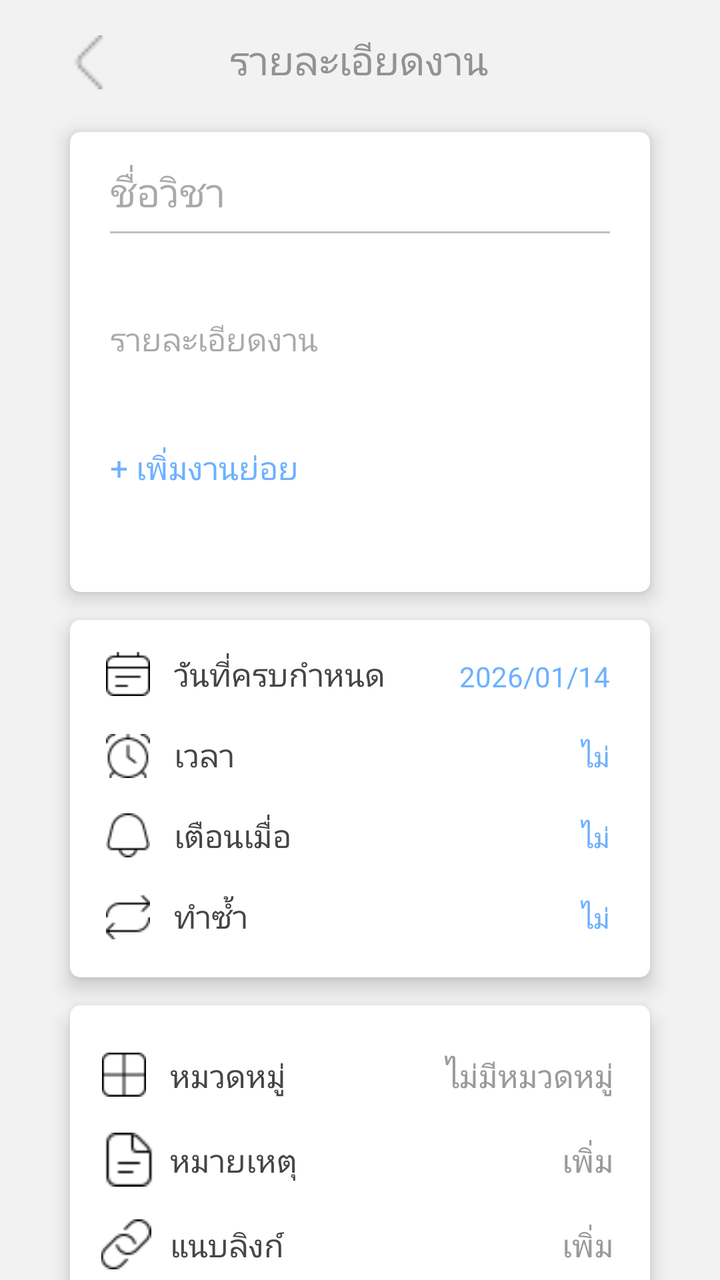
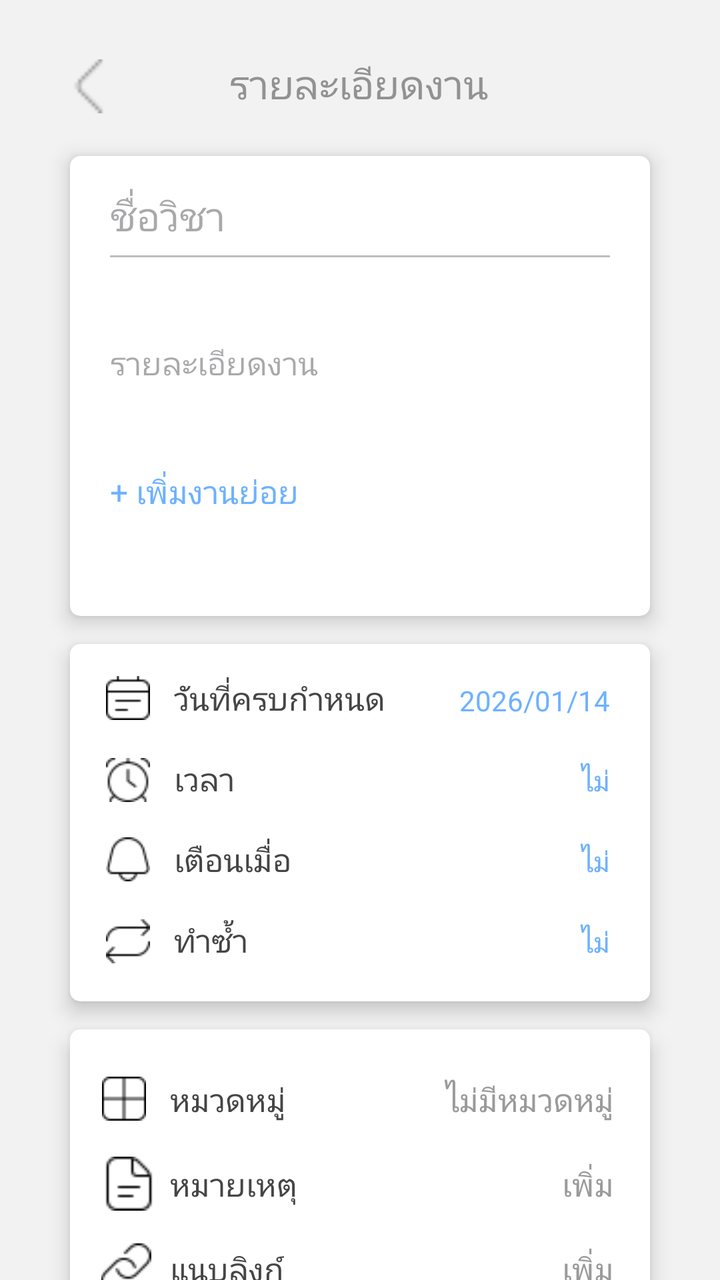

Two renders of the same Android screen: before a commit and after it. Below are the layout's source before the change and the commit's diff.
<!-- AndroidManifest.xml: application theme Theme.Project -->
<!-- res/layout/activity_task_detail.xml -->
<?xml version="1.0" encoding="utf-8"?>
<androidx.constraintlayout.widget.ConstraintLayout xmlns:android="http://schemas.android.com/apk/res/android"
    xmlns:app="http://schemas.android.com/apk/res-auto"
    xmlns:tools="http://schemas.android.com/tools"
    android:id="@+id/main"
    android:layout_width="match_parent"
    android:layout_height="match_parent"
    android:background="#F2F2F2">

    

    

    <ImageView
        android:id="@+id/debtnBack"
        android:layout_width="27dp"
        android:layout_height="30dp"
        android:layout_marginTop="16dp"
        android:src="@drawable/ic_back"
        app:layout_constraintEnd_toEndOf="parent"
        app:layout_constraintHorizontal_bias="0.092"
        app:layout_constraintStart_toStartOf="parent"
        app:layout_constraintTop_toTopOf="parent" />

    
    <TextView
        android:id="@+id/detitle"
        android:layout_width="wrap_content"
        android:layout_height="wrap_content"
        android:text="รายละเอียดงาน"
        android:textColor="#929292"
        android:textSize="20sp"
        app:layout_constraintBottom_toBottomOf="parent"
        app:layout_constraintEnd_toEndOf="parent"
        app:layout_constraintHorizontal_bias="0.498"
        app:layout_constraintStart_toStartOf="parent"
        app:layout_constraintTop_toTopOf="@id/debtnBack"
        app:layout_constraintVertical_bias="0.0" />

    <androidx.cardview.widget.CardView
        android:id="@+id/decard1"
        android:layout_width="0dp"
        android:layout_height="230dp"
        android:layout_marginStart="35dp"
        android:layout_marginTop="20dp"
        android:layout_marginEnd="35dp"
        app:cardBackgroundColor="#FFFFFF"
        app:cardCornerRadius="5dp"
        app:cardElevation="6dp"
        app:layout_constraintEnd_toEndOf="parent"
        app:layout_constraintStart_toStartOf="parent"
        app:layout_constraintTop_toBottomOf="@id/debtnBack">

        
        <LinearLayout
            android:layout_width="match_parent"
            android:layout_height="match_parent"
            android:orientation="vertical"
            android:paddingStart="20dp"
            android:paddingTop="16dp"
            android:paddingEnd="20dp">

            
            <EditText
                android:id="@+id/deaddProjName"
                android:layout_width="match_parent"
                android:layout_height="wrap_content"
                android:background="@android:color/transparent"
                android:hint="ชื่อวิชา"
                android:textColor="#454545"
                android:textSize="20sp" />

            
            <View
                android:layout_width="match_parent"
                android:layout_height="1dp"
                android:layout_marginTop="6dp"
                android:background="#BEBEBE" />

            
            <EditText
                android:id="@+id/deaddProjDetail"
                android:layout_width="match_parent"
                android:layout_height="wrap_content"
                android:layout_marginTop="8dp"
                android:background="@android:color/transparent"
                android:hint="รายละเอียดงาน"
                android:minHeight="90dp"
                android:textColor="#9A9A9A"
                android:textSize="16sp" />

            
            <TextView
                android:id="@+id/deaddSubtask"
                android:layout_width="wrap_content"
                android:layout_height="wrap_content"
                android:layout_marginTop="8dp"
                android:text="+ เพิ่มงานย่อย"
                android:textColor="#6DB1FF"
                android:textSize="16sp" />

            <androidx.recyclerview.widget.RecyclerView
                android:id="@+id/derecyclerSubtask"
                android:layout_width="match_parent"
                android:layout_height="wrap_content"
                android:visibility="gone" />

        </LinearLayout>

    </androidx.cardview.widget.CardView>

    
    <androidx.cardview.widget.CardView
        android:id="@+id/decard2"
        android:layout_width="0dp"
        android:layout_height="wrap_content"
        android:layout_marginStart="35dp"
        android:layout_marginTop="14dp"
        android:layout_marginEnd="35dp"
        app:cardBackgroundColor="#FFFFFF"
        app:cardCornerRadius="5dp"
        app:cardElevation="6dp"
        app:layout_constraintEnd_toEndOf="parent"
        app:layout_constraintStart_toStartOf="parent"
        app:layout_constraintTop_toBottomOf="@id/decard1">

        <androidx.constraintlayout.widget.ConstraintLayout
            android:layout_width="match_parent"
            android:layout_height="wrap_content"
            android:padding="16dp">

            

            <ImageView
                android:layout_width="26dp"
                android:layout_height="22dp"
                android:src="@drawable/ic_menu_my_calendar"
                app:layout_constraintStart_toStartOf="parent"
                app:layout_constraintTop_toTopOf="parent" />

            <TextView
                android:id="@+id/detxtDueLabel"
                android:layout_width="wrap_content"
                android:layout_height="wrap_content"
                android:layout_marginStart="36dp"
                android:text="วันที่ครบกำหนด"
                android:textColor="#454545"
                android:textSize="16sp"
                app:layout_constraintStart_toStartOf="parent"
                app:layout_constraintTop_toTopOf="parent" />

            <TextView
                android:id="@+id/detxtDueValue"
                android:layout_width="wrap_content"
                android:layout_height="wrap_content"
                android:background="?attr/selectableItemBackgroundBorderless"
                android:clickable="true"
                android:focusable="true"
                android:padding="4dp"
                android:text="2026/01/14"
                android:textColor="#6DB1FF"
                android:textSize="14sp"
                app:layout_constraintBaseline_toBaselineOf="@id/detxtDueLabel"
                app:layout_constraintEnd_toEndOf="parent" />

            

            <ImageView
                android:layout_width="26dp"
                android:layout_height="22dp"
                android:src="@drawable/ic_clock"
                app:layout_constraintBottom_toBottomOf="parent"
                app:layout_constraintStart_toStartOf="parent"
                app:layout_constraintTop_toTopOf="parent"
                app:layout_constraintVertical_bias="0.328" />

            <TextView
                android:id="@+id/detxtTimeLabel"
                android:layout_width="wrap_content"
                android:layout_height="wrap_content"
                android:layout_marginStart="36dp"
                android:layout_marginTop="18dp"
                android:text="เวลา"
                android:textColor="#454545"
                android:textSize="16sp"
                app:layout_constraintStart_toStartOf="parent"
                app:layout_constraintTop_toBottomOf="@id/detxtDueLabel" />

            <TextView
                android:id="@+id/detxtTimeValue"
                android:layout_width="wrap_content"
                android:layout_height="wrap_content"
                android:background="?attr/selectableItemBackgroundBorderless"
                android:clickable="true"
                android:focusable="true"
                android:padding="4dp"
                android:text="ไม่"
                android:textColor="#6DB1FF"
                android:textSize="14sp"
                app:layout_constraintBaseline_toBaselineOf="@id/detxtTimeLabel"
                app:layout_constraintEnd_toEndOf="parent" />

            

            <ImageView
                android:id="@+id/imageView"
                android:layout_width="26dp"
                android:layout_height="22dp"
                android:src="@drawable/ic_notification"
                app:layout_constraintBottom_toBottomOf="parent"
                app:layout_constraintStart_toStartOf="parent"
                app:layout_constraintTop_toTopOf="parent"
                app:layout_constraintVertical_bias="0.648" />

            <TextView
                android:id="@+id/detxtNotifyLabel"
                android:layout_width="wrap_content"
                android:layout_height="wrap_content"
                android:layout_marginStart="36dp"
                android:layout_marginTop="18dp"
                android:text="เตือนเมื่อ"
                android:textColor="#454545"
                android:textSize="16sp"
                app:layout_constraintStart_toStartOf="parent"
                app:layout_constraintTop_toBottomOf="@id/detxtTimeLabel" />

            <TextView
                android:id="@+id/detxtNotifyValue"
                android:layout_width="wrap_content"
                android:layout_height="wrap_content"
                android:background="?attr/selectableItemBackgroundBorderless"
                android:clickable="true"
                android:focusable="true"
                android:padding="4dp"
                android:text="ไม่"
                android:textColor="#6DB1FF"
                android:textSize="14sp"
                app:layout_constraintBaseline_toBaselineOf="@id/detxtNotifyLabel"
                app:layout_constraintEnd_toEndOf="parent" />

            

            <ImageView
                android:id="@+id/imageView3"
                android:layout_width="26dp"
                android:layout_height="22dp"
                android:src="@drawable/ic_repeat"
                app:layout_constraintBottom_toBottomOf="parent"
                app:layout_constraintStart_toStartOf="parent"
                app:layout_constraintTop_toTopOf="parent"
                app:layout_constraintVertical_bias="0.976" />

            <TextView
                android:id="@+id/detxtRepeatLabel"
                android:layout_width="wrap_content"
                android:layout_height="wrap_content"
                android:layout_marginStart="36dp"
                android:layout_marginTop="18dp"
                android:text="ทำซ้ำ"
                android:textColor="#454545"
                android:textSize="16sp"
                app:layout_constraintStart_toStartOf="parent"
                app:layout_constraintTop_toBottomOf="@id/detxtNotifyLabel" />

            <TextView
                android:id="@+id/detxtRepeatValue"
                android:layout_width="wrap_content"
                android:layout_height="wrap_content"
                android:background="?attr/selectableItemBackgroundBorderless"
                android:clickable="true"
                android:focusable="true"
                android:padding="4dp"
                android:text="ไม่"
                android:textColor="#6DB1FF"
                android:textSize="14sp"
                app:layout_constraintBaseline_toBaselineOf="@id/detxtRepeatLabel"
                app:layout_constraintEnd_toEndOf="parent" />

        </androidx.constraintlayout.widget.ConstraintLayout>

    </androidx.cardview.widget.CardView>

    
    <androidx.cardview.widget.CardView
        android:id="@+id/decard3"
        android:layout_width="0dp"
        android:layout_height="wrap_content"
        android:layout_marginStart="35dp"
        android:layout_marginTop="14dp"
        android:layout_marginEnd="35dp"
        app:cardBackgroundColor="#FFFFFF"
        app:cardCornerRadius="5dp"
        app:cardElevation="6dp"
        app:layout_constraintEnd_toEndOf="parent"
        app:layout_constraintStart_toStartOf="parent"
        app:layout_constraintTop_toBottomOf="@id/decard2">

        <LinearLayout
            android:layout_width="match_parent"
            android:layout_height="match_parent"
            android:orientation="vertical"
            android:padding="14dp">

            
            <androidx.constraintlayout.widget.ConstraintLayout
                android:layout_width="match_parent"
                android:layout_height="wrap_content"
                android:paddingTop="6dp"
                android:paddingBottom="6dp">

                <ImageView
                    android:layout_width="26dp"
                    android:layout_height="22dp"
                    android:src="@drawable/ic_border"
                    app:layout_constraintBottom_toBottomOf="parent"
                    app:layout_constraintTop_toTopOf="parent"
                    app:layout_constraintVertical_bias="0.444"
                    tools:layout_editor_absoluteX="2dp" />

                
                <TextView
                    android:id="@+id/detvCategoryLabel"
                    android:layout_width="wrap_content"
                    android:layout_height="wrap_content"
                    android:layout_marginStart="36dp"
                    android:text="หมวดหมู่"
                    android:textColor="#454545"
                    android:textSize="16sp"
                    app:layout_constraintBottom_toBottomOf="parent"
                    app:layout_constraintStart_toStartOf="parent"
                    app:layout_constraintTop_toTopOf="parent" />

                
                <TextView
                    android:id="@+id/detvCategoryValue"
                    android:layout_width="wrap_content"
                    android:layout_height="wrap_content"
                    android:clickable="true"
                    android:focusable="true"
                    android:padding="4dp"
                    android:text="ไม่มีหมวดหมู่"
                    android:textColor="#9A9A9A"
                    android:textSize="16sp"
                    app:layout_constraintBottom_toBottomOf="parent"
                    app:layout_constraintEnd_toEndOf="parent"
                    app:layout_constraintTop_toTopOf="parent" />
            </androidx.constraintlayout.widget.ConstraintLayout>

            
            <androidx.constraintlayout.widget.ConstraintLayout
                android:layout_width="match_parent"
                android:layout_height="wrap_content"
                android:paddingTop="6dp"
                android:paddingBottom="6dp">

                <ImageView
                    android:layout_width="31dp"
                    android:layout_height="27dp"
                    android:src="@drawable/ic_document"
                    app:layout_constraintBottom_toBottomOf="parent"
                    app:layout_constraintTop_toTopOf="parent"
                    app:layout_constraintVertical_bias="0.444"
                    tools:layout_editor_absoluteX="2dp" />

                
                <TextView
                    android:id="@+id/detvNoteLabel"
                    android:layout_width="wrap_content"
                    android:layout_height="wrap_content"
                    android:layout_marginStart="36dp"
                    android:text="หมายเหตุ"
                    android:textColor="#454545"
                    android:textSize="16sp"
                    app:layout_constraintBottom_toBottomOf="parent"
                    app:layout_constraintStart_toStartOf="parent"
                    app:layout_constraintTop_toTopOf="parent" />

                
                <TextView
                    android:id="@+id/detvNoteValue"
                    android:layout_width="wrap_content"
                    android:layout_height="wrap_content"
                    android:clickable="true"
                    android:focusable="true"
                    android:padding="4dp"
                    android:text="เพิ่ม"
                    android:textColor="#9A9A9A"
                    android:textSize="16sp"
                    app:layout_constraintBottom_toBottomOf="parent"
                    app:layout_constraintEnd_toEndOf="parent"
                    app:layout_constraintTop_toTopOf="parent" />
            </androidx.constraintlayout.widget.ConstraintLayout>


            
            <androidx.constraintlayout.widget.ConstraintLayout
                android:layout_width="match_parent"
                android:layout_height="wrap_content"
                android:paddingTop="6dp"
                android:paddingBottom="6dp">

                <ImageView
                    android:layout_width="28dp"
                    android:layout_height="25dp"
                    android:src="@drawable/ic_link"
                    app:layout_constraintBottom_toBottomOf="parent"
                    app:layout_constraintTop_toTopOf="parent"
                    app:layout_constraintVertical_bias="0.444"
                    tools:layout_editor_absoluteX="2dp" />
                
                <TextView
                    android:id="@+id/detvLinkLabel"
                    android:layout_width="wrap_content"
                    android:layout_height="wrap_content"
                    android:layout_marginStart="36dp"
                    android:text="แนบลิงก์"
                    android:textColor="#454545"
                    android:textSize="16sp"
                    app:layout_constraintBottom_toBottomOf="parent"
                    app:layout_constraintStart_toStartOf="parent"
                    app:layout_constraintTop_toTopOf="parent" />

                
                <TextView
                    android:id="@+id/detvLinkValue"
                    android:layout_width="wrap_content"
                    android:layout_height="wrap_content"
                    android:clickable="true"
                    android:focusable="true"
                    android:padding="4dp"
                    android:text="เพิ่ม"
                    android:textColor="#9A9A9A"
                    android:textSize="16sp"
                    app:layout_constraintBottom_toBottomOf="parent"
                    app:layout_constraintEnd_toEndOf="parent"
                    app:layout_constraintTop_toTopOf="parent" />
            </androidx.constraintlayout.widget.ConstraintLayout>

        </LinearLayout>

    </androidx.cardview.widget.CardView>

    <LinearLayout
        android:layout_width="match_parent"
        android:layout_height="wrap_content"
        android:orientation="horizontal"
        android:padding="35dp"
        app:layout_constraintBottom_toBottomOf="parent"
        app:layout_constraintTop_toTopOf="parent"
        app:layout_constraintVertical_bias="1.0"
        tools:layout_editor_absoluteX="0dp">

        
        <com.google.android.material.button.MaterialButton
            android:layout_width="0dp"
            android:layout_height="wrap_content"
            android:layout_marginEnd="8dp"
            android:layout_weight="1"
            android:elevation="8dp"
            android:text="ลบงาน"
            android:textColor="#E53935"
            app:backgroundTint="@android:color/white"
            app:cornerRadius="12dp"
            app:strokeColor="#E53935"
            app:strokeWidth="2dp" />

        
        <com.google.android.material.button.MaterialButton
            android:layout_width="0dp"
            android:layout_height="wrap_content"
            android:layout_marginStart="8dp"
            android:layout_weight="1"
            android:elevation="8dp"
            android:text="งานเสร็จสิ้น"
            android:textColor="#43A047"
            app:backgroundTint="@android:color/white"
            app:cornerRadius="12dp"
            app:strokeColor="#43A047"
            app:strokeWidth="2dp" />

    </LinearLayout>

    
    

</androidx.constraintlayout.widget.ConstraintLayout>
<!-- resources referenced by this layout -->
<resources>
  <!-- drawable ic_back: png bitmap (drawable, 430 bytes) -->
  <!-- drawable ic_border: png bitmap (drawable, 356 bytes) -->
  <!-- drawable ic_clock: png bitmap (drawable, 622 bytes) -->
  <!-- drawable ic_document: png bitmap (drawable, 378 bytes) -->
  <!-- drawable ic_link: png bitmap (drawable, 444 bytes) -->
  <!-- drawable ic_menu_my_calendar: png bitmap (drawable, 342 bytes) -->
  <!-- drawable ic_notification: png bitmap (drawable, 483 bytes) -->
  <!-- drawable ic_repeat: png bitmap (drawable, 373 bytes) -->
  <style name="Theme.Project" parent="Base.Theme.Project" />
  <style name="Base.Theme.Project" parent="Theme.Material3.DayNight.NoActionBar">
          
          
      </style>
</resources>

<!-- the commit's change to res/layout/activity_task_detail.xml (unified diff, before → after) -->
@@ -15,7 +15,7 @@
         android:id="@+id/debtnBack"
         android:layout_width="27dp"
         android:layout_height="30dp"
-        android:layout_marginTop="16dp"
+        android:layout_marginTop="28dp"
         android:src="@drawable/ic_back"
         app:layout_constraintEnd_toEndOf="parent"
         app:layout_constraintHorizontal_bias="0.092"
